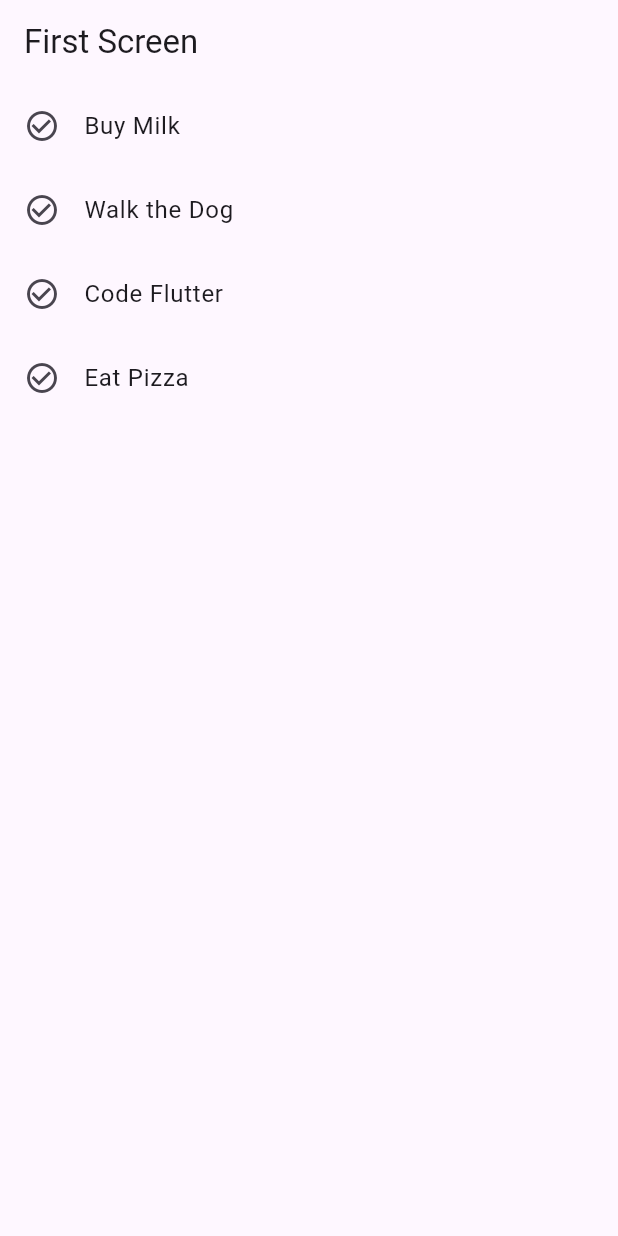
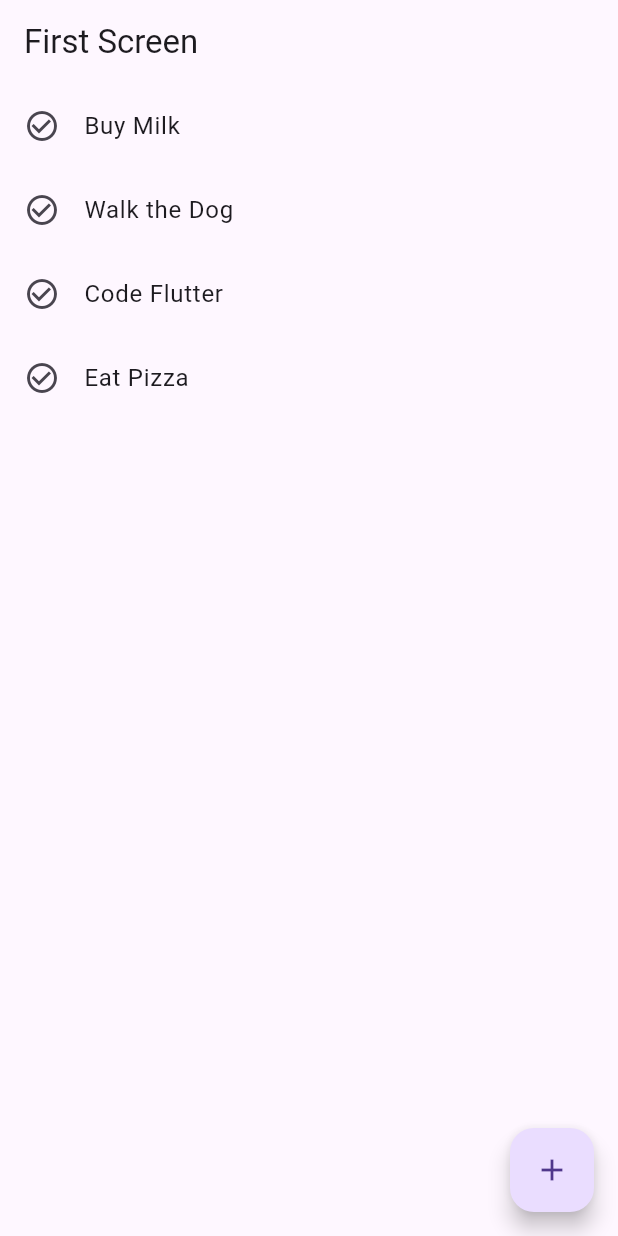
Before and after one commit to Syipmong/Learning_paths, a Flutter app: the screen it shows after launch, on a phone screen of 412 x 824 dp. Run offline on Flutter 3.47's test engine with Material 3 defaults, Android fonts, the phone set to English and light mode, and no system bars.

Commit message:
Refactor ListTile in FirstScreen for improved readability and maintainability

```diff
--- a/myapp/lib/main.dart
+++ b/myapp/lib/main.dart
@@ -34,12 +34,23 @@ class _FirstScreenState extends State<FirstScreen> {
       appBar: AppBar(title: Text("First Screen")),
       body: ListView.builder(
         itemCount: tasks.length,
-        itemBuilder: (context, index)=> ListTile(
-            title: Text(tasks[index]),
-            leading: Icon(Icons.check_circle_outline),
-            onTap: () => Navigator.push(context, MaterialPageRoute(builder: (context)=> SecondScreen(data: tasks[index]))),
-        )
+        itemBuilder: (context, index) => ListTile(
+          title: Text(tasks[index]),
+          leading: Icon(Icons.check_circle_outline),
+          onTap: () => Navigator.push(
+            context,
+            MaterialPageRoute(
+              builder: (context) => SecondScreen(data: tasks[index]),
+            ),
+          ),
         ),
+      ),
+      floatingActionButton: FloatingActionButton(
+        onPressed: () {
+          print("Add Button Clicked!");
+        },
+        child: Icon(Icons.add),
+      ),
     );
   }
 }
```
